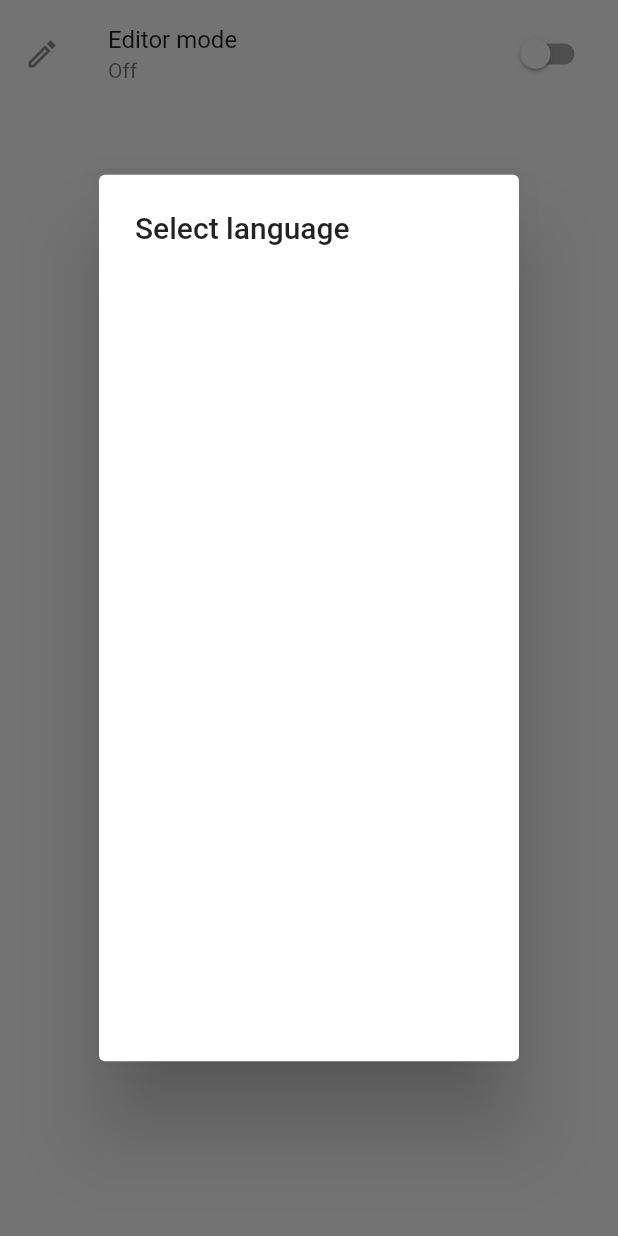
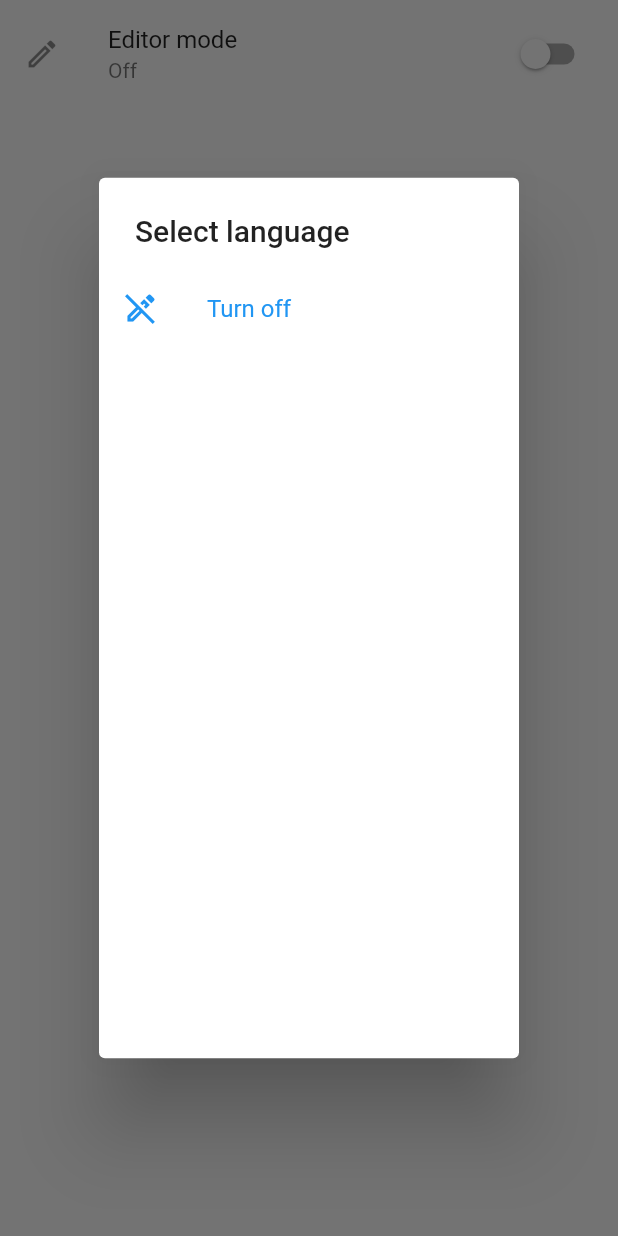
Before and after one commit to raxysstudios/avzag, a Flutter app: the EditorSwitch widget shown alone on an empty page, opened directly, after a tap on "Editor mode", on a phone screen of 412 x 824 dp. Run offline on Flutter 3.47's test engine with Material 2 defaults, Android fonts, the phone set to English and light mode, and no system bars; our stand-ins replace cloud_firestore, expandable, firebase_core, firebase_storage; accounts and stored records are empty.

Commit message:
Add flags to editor selection

```diff
--- a/lib/navigation/editor_toggle.dart
+++ b/lib/navigation/editor_toggle.dart
@@ -1,4 +1,4 @@
-import 'package:avzag/home/language_card.dart';
+import 'package:avzag/home/language_flag.dart';
 import 'package:avzag/home/store.dart';
 import 'package:avzag/store.dart';
 import 'package:avzag/utils.dart';
@@ -15,19 +15,25 @@ class _EditorSwitchState extends State<EditorSwitch> {
       context: context,
       builder: (_) => SimpleDialog(
         title: Text("Select language"),
-        contentPadding: const EdgeInsets.all(16),
         children: [
           Container(
             height: 512,
             child: ListView(
               children: [
+                ListTile(
+                  leading: Icon(Icons.edit_off_outlined),
+                  title: Text("Turn off"),
+                  selected: editorMode == null,
+                  onTap: () => Navigator.pop(context),
+                ),
                 for (final l in languages)
-                  LanguageCard(
-                    l,
-                    onTap: () => Navigator.pop(
-                      context,
-                      l.name,
+                  ListTile(
+                    leading: CircleAvatar(
+                      backgroundImage: getFlagImage(l),
                     ),
+                    title: Text(capitalize(l.name)),
+                    selected: editorMode == l.name,
+                    onTap: () => Navigator.pop(context, l.name),
                   ),
               ],
             ),
@@ -50,7 +56,7 @@ class _EditorSwitchState extends State<EditorSwitch> {
         child: Icon(Icons.edit_outlined),
       ),
       onChanged: (e) async {
-        final mode = e ? await chooseLanguage() : null;
+        final mode = await chooseLanguage();
         setState(() => editorMode = mode);
       },
     );
```
Also changed, not shown: lib/home/language_flag.dart (+19 -5 lines).
